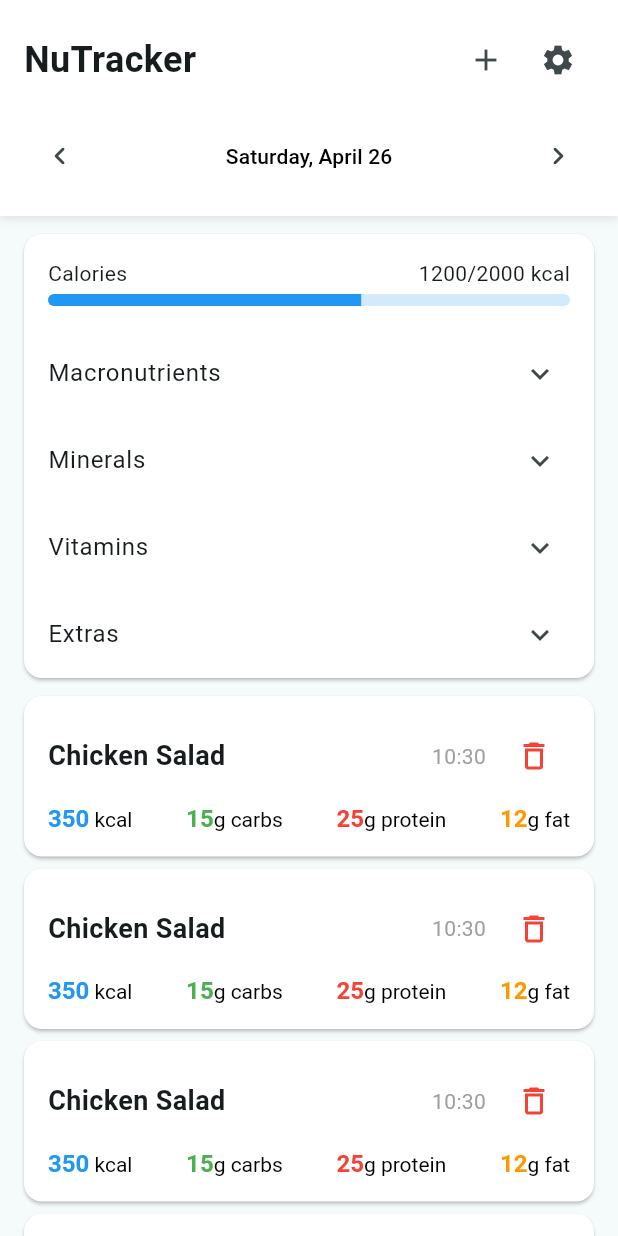
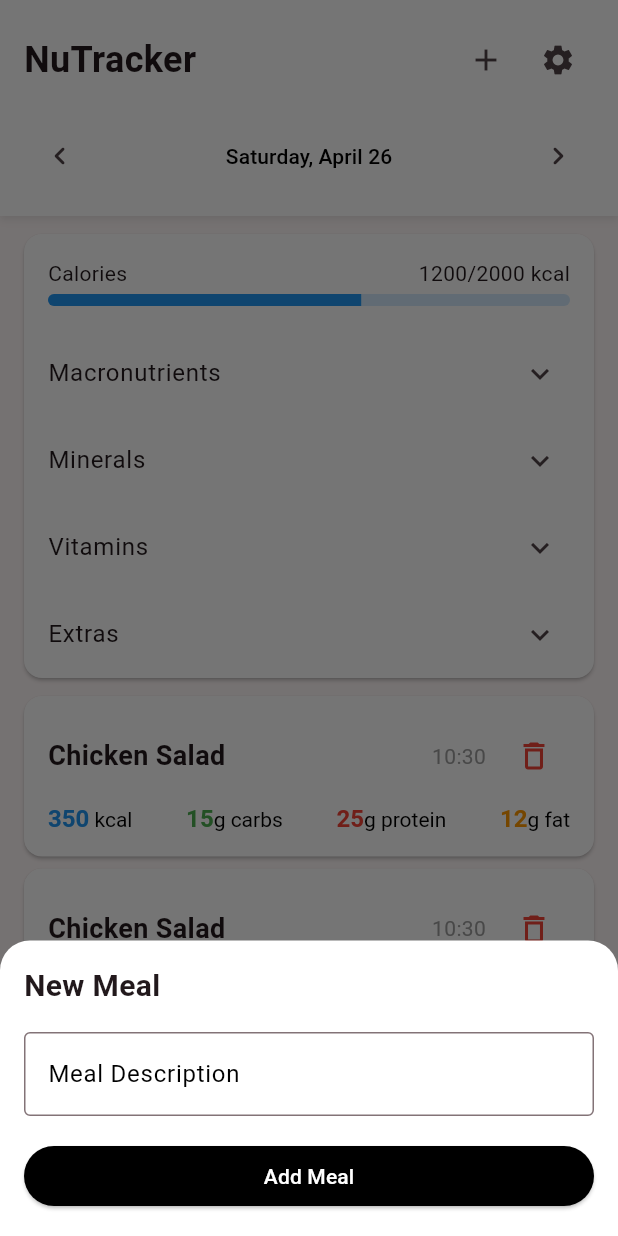
Before and after one commit to CantarinoG/NuTracker, a Flutter app: the screen it shows after launch, after a tap on the "add" icon, on a phone screen of 412 x 824 dp. Run offline on Flutter 3.47's test engine with Material 3 defaults, Android fonts, the phone set to English and light mode, and no system bars.

Commit message:
feat(ui): add meal bottom sheet implementation

```diff
--- a/lib/main.dart
+++ b/lib/main.dart
@@ -14,11 +14,27 @@ class MyApp extends StatelessWidget {
       title: 'NuTracker',
       debugShowCheckedModeBanner: false,
       theme: ThemeData(
-        colorScheme: ColorScheme.fromSeed(seedColor: Colors.white),
+        colorScheme: ColorScheme.fromSeed(
+          seedColor: Colors.black,
+          primary: Colors.black,
+          secondary: Colors.black,
+        ),
         textButtonTheme: TextButtonThemeData(
           style: TextButton.styleFrom(
             foregroundColor: Colors.black,
           ),
+        ),
+        elevatedButtonTheme: ElevatedButtonThemeData(
+          style: ElevatedButton.styleFrom(
+            foregroundColor: Colors.white,
+            backgroundColor: Colors.black,
+          ),
+        ),
+        inputDecorationTheme: InputDecorationTheme(
+          focusedBorder: OutlineInputBorder(
+            borderSide: BorderSide(color: Colors.black),
+          ),
+          labelStyle: TextStyle(color: Colors.black),
         ),
         dividerColor: Colors.transparent,
       ),
--- a/lib/screens/main_screen.dart
+++ b/lib/screens/main_screen.dart
@@ -5,6 +5,54 @@ import 'package:nutracker/widgets/progress_bar.dart';
 
 class MainScreen extends StatelessWidget {
   const MainScreen({super.key});
+
+  void _showAddMealBottomSheet(BuildContext context) {
+    showModalBottomSheet(
+      context: context,
+      isScrollControlled: true,
+      backgroundColor: Colors.white,
+      shape: const RoundedRectangleBorder(
+        borderRadius: BorderRadius.vertical(top: Radius.circular(20)),
+      ),
+      builder: (context) => Padding(
+        padding: EdgeInsets.only(
+          bottom: MediaQuery.of(context).viewInsets.bottom,
+          left: 16,
+          right: 16,
+          top: 16,
+        ),
+        child: Column(
+          mainAxisSize: MainAxisSize.min,
+          crossAxisAlignment: CrossAxisAlignment.stretch,
+          children: [
+            const Text(
+              'New Meal',
+              style: TextStyle(
+                fontSize: 20,
+                fontWeight: FontWeight.bold,
+              ),
+            ),
+            const SizedBox(height: 16),
+            // Add your form fields here
+            const TextField(
+              decoration: InputDecoration(
+                labelText: 'Meal Description',
+                border: OutlineInputBorder(),
+              ),
+            ),
+            const SizedBox(height: 16),
+            ElevatedButton(
+              onPressed: () {
+                Navigator.pop(context);
+              },
+              child: const Text('Add Meal'),
+            ),
+            const SizedBox(height: 16),
+          ],
+        ),
+      ),
+    );
+  }
 
   @override
   Widget build(BuildContext context) {
@@ -40,7 +88,7 @@ class MainScreen extends StatelessWidget {
                       children: [
                         IconButton(
                           icon: const Icon(Icons.add),
-                          onPressed: () {},
+                          onPressed: () => _showAddMealBottomSheet(context),
                         ),
                         IconButton(
                           icon: const Icon(Icons.settings),
```
